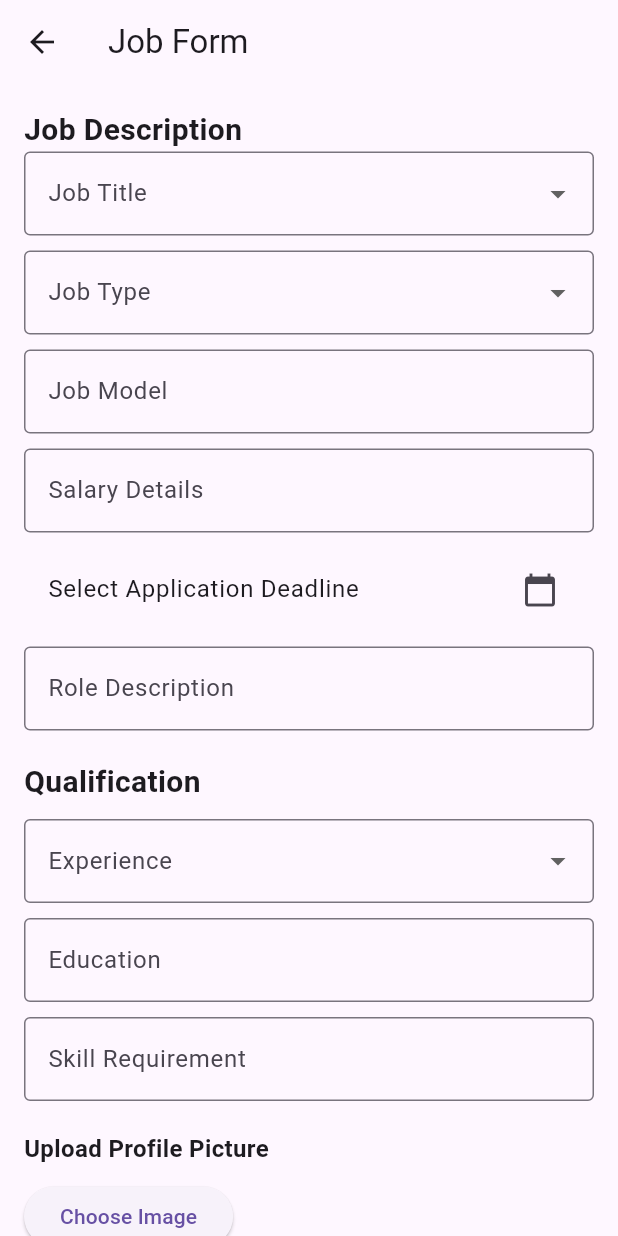
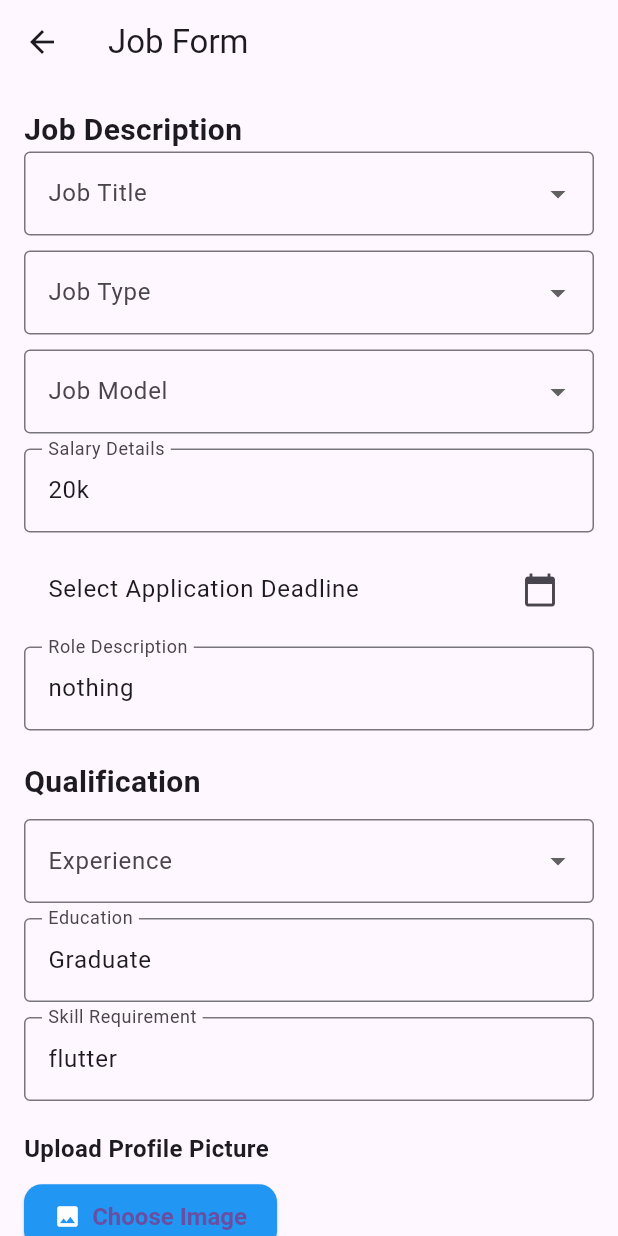
Before and after one commit to rana-shekhar/Recruiters, a Flutter app: the screen it shows after launch, after a tap on the "add" icon, on a phone screen of 412 x 824 dp. Run offline on Flutter 3.47's test engine with Material 3 defaults, Android fonts, the phone set to English and light mode, and no system bars; our stand-ins replace image_picker.

Commit message:
Worked on isAcitve variable to show cards on home screen

```diff
--- a/lib/data_helper.dart
+++ b/lib/data_helper.dart
@@ -1,4 +1,3 @@
-import 'package:flutter/src/material/dropdown.dart';
 import 'package:recruiters/job_data.dart';
 
 class DataHelper {
@@ -25,9 +24,10 @@ class DataHelper {
   List<JobData> getApprovedJobs() {
     List<JobData> approvedJobs = [];
     for (var job in _jobList) {
-      if (job.isVerified) {
+      if (job.isVerified && job.isActive) {
         approvedJobs.add(job);
       }
+
     }
     return approvedJobs;
   }
@@ -57,10 +57,13 @@ class Experience {
 }
 
 class JobType {
-  final List<String> jobTypeList = [
-    "Full-time",
-    "internship",
-    "Tempoprary"
+  final List<String> jobTypeList = ["Full-time", "internship", "Tempoprary"];
+}
 
+class JobModel {
+  final List<String> jobModellist = [
+    "Work From Home",
+    "Hybrid",
+    "On Site"
   ];
 }
--- a/lib/home_screen.dart
+++ b/lib/home_screen.dart
@@ -1,20 +1,29 @@
 import 'package:flutter/material.dart';
+
+import 'package:recruiters/data_helper.dart';
 import 'job_form.dart';
 import 'manage_jobs.dart';
-// import 'manage_jobs.dart';
 
-class HomeScreen extends StatelessWidget {
+class HomeScreen extends StatefulWidget {
   const HomeScreen({super.key});
 
   @override
+  State<HomeScreen> createState() => _HomeScreenState();
+}
+
+class _HomeScreenState extends State<HomeScreen> {
+  @override
   Widget build(BuildContext context) {
+    DataHelper dataHelper = DataHelper();
+    final jobData = dataHelper.getApprovedJobs();
+
+
     return Scaffold(
       appBar: AppBar(
         title: const Text('Job App'),
         leading: IconButton(
           icon: const Icon(Icons.menu),
           onPressed: () {
-
             Navigator.push(
               context,
               MaterialPageRoute(builder: (context) => const ManageJobs()),
@@ -22,12 +31,28 @@ class HomeScreen extends StatelessWidget {
           },
         ),
       ),
-      body: const Center(
-        child: Text('Welcome to Job App!', style: TextStyle(fontSize: 24)),
+      body: jobData.isEmpty
+          ? const Center(child: Text('No approved jobs available'))
+          :ListView.builder(
+        itemCount: jobData.length,
+        itemBuilder: (context, index) {
+          return Card(
+            color:Colors.black,
+            margin: const EdgeInsets.symmetric(vertical: 8, horizontal: 16),
+            child: ListTile(
+              title: Text(jobData[index].jobTitle),
+              onTap: () {
+                // Define
+                setState(() {
+
+                });
+              },
+            ),
+          );
+        },
       ),
       floatingActionButton: FloatingActionButton(
         onPressed: () {
-
           Navigator.push(
             context,
             MaterialPageRoute(builder: (context) => const JobForm()),
--- a/lib/job_data.dart
+++ b/lib/job_data.dart
@@ -17,6 +17,7 @@ String skillRequirement;
   String companyAddress;
   bool isVerified;
   String approvalStatus;
+  bool isActive;
 
   JobData({
     required this.jobTitle,
@@ -37,6 +38,7 @@ String skillRequirement;
     required this.companyAddress,
     this.isVerified = false,
     this.approvalStatus = '',
+    this.isActive = true,
   });
 
   Map<String, dynamic> toMap() {
--- a/lib/job_form.dart
+++ b/lib/job_form.dart
@@ -1,4 +1,5 @@
 import 'dart:io';
+import 'package:flutter/cupertino.dart';
 import 'package:image_picker/image_picker.dart';
 import 'package:flutter/material.dart';
 import 'package:intl/intl.dart';
@@ -19,18 +20,18 @@ class JobFormState extends State<JobForm> {
   // Form field controllers
   // String jobTitleController = "App Developer";
   // TextEditingController jobTypeController = TextEditingController();
-  TextEditingController jobModelController = TextEditingController();
-  TextEditingController salaryDetailsController = TextEditingController();
-  TextEditingController roleDescriptionController = TextEditingController();
+  // TextEditingController jobModelController = TextEditingController();
+  TextEditingController salaryDetailsController = TextEditingController(text: '20k');
+  TextEditingController roleDescriptionController = TextEditingController(text: "nothing");
   // TextEditingController experienceController = TextEditingController();
-  TextEditingController educationController = TextEditingController();
-  TextEditingController skillRequirementController = TextEditingController();
-  TextEditingController aboutCompanyController = TextEditingController();
-  TextEditingController countryController = TextEditingController();
-  TextEditingController stateController = TextEditingController();
-  TextEditingController cityController = TextEditingController();
-  TextEditingController pincodeController = TextEditingController();
-  TextEditingController companyAddressController = TextEditingController();
+  TextEditingController educationController = TextEditingController(text: "Graduate");
+  TextEditingController skillRequirementController = TextEditingController(text: "flutter");
+  TextEditingController aboutCompanyController = TextEditingController(text: "kodeleaf");
+  TextEditingController countryController = TextEditingController(text: "India");
+  TextEditingController stateController = TextEditingController(text: "Haryana");
+  TextEditingController cityController = TextEditingController(text: "Hisar");
+  TextEditingController pincodeController = TextEditingController(text: "123321");
+  TextEditingController companyAddressController = TextEditingController(text: "Hisar");
   TextEditingController qualificationController = TextEditingController();
   DateTime? applicationDeadline;
 
@@ -41,7 +42,8 @@ class JobFormState extends State<JobForm> {
   String? experienceValue;
   final jobType = JobType();
   String? jobTypeValue;
-
+  final jobModel = JobModel();
+  String? jobModelValue;
 
   Future<void> selectDate(BuildContext context) async {
     final DateTime? picked = await showDatePicker(
@@ -56,17 +58,19 @@ class JobFormState extends State<JobForm> {
       });
     }
   }
+
   File? _imageFile;
 
   Future<void> pickImage() async {
-  final pickedFile = await ImagePicker().pickImage(source: ImageSource.gallery);
+    final pickedFile =
+        await ImagePicker().pickImage(source: ImageSource.gallery);
 
     if (pickedFile != null) {
       setState(() {
         _imageFile = File(pickedFile.path);
       });
     } else {
-    print("User ne image select nahi ki.");
+      // print("User ne image select nahi ki.");
     }
   }
 
@@ -147,7 +151,7 @@ Future<void> pickImage() async {
   void resetForm() {
     // jobTitleController.clear();
     // jobTypeController.clear();
-    jobModelController.clear();
+    // jobModelController.clear();
     salaryDetailsController.clear();
     roleDescriptionController.clear();
     // experienceController.clear();
@@ -234,13 +238,30 @@ Future<void> pickImage() async {
                 },
               ),
               const SizedBox(height: 10),
-              TextFormField(
-                controller: jobModelController,
+              DropdownButtonFormField<String>(
                 decoration: const InputDecoration(
                   labelText: 'Job Model',
                   border: OutlineInputBorder(),
                 ),
-                validator: (value) => validateJobModel(value),
+                value: jobModelValue,
+                items: jobModel.jobModellist.map((title) {
+                  return DropdownMenuItem(
+                    value: title,
+                    child: Text(title),
+                  );
+                }).toList(),
+                onChanged: (value) {
+                  setState(() {
+                    jobModelValue = value.toString();
+                  });
+                },
+                validator: (value) {
+                  if (value == null || value.isEmpty) {
+                    return 'Please Select Placetype.';
+                  }
+
+                  return null;
+                },
               ),
               const SizedBox(height: 10),
               TextFormField(
@@ -333,18 +354,32 @@ const Text(
                 style: TextStyle(fontSize: 16, fontWeight: FontWeight.bold),
               ),
               const SizedBox(height: 10),
-    ElevatedButton(
-      onPressed: pickImage,
-      child: const Text("Choose Image"),
+              ElevatedButton.icon(
+                onPressed:
+                    pickImage, // Define what happens when button is pressed
+                icon: const Icon(Icons.image,
+                    color: Colors.white), // Icon and its color
+                label: const Text("Choose Image"), // Button label text
+                style: ElevatedButton.styleFrom(
+                  backgroundColor: Colors.blue, // Button background color
+                  padding: EdgeInsets.symmetric(
+                      horizontal: 20, vertical: 12), // Padding
+                  shape: RoundedRectangleBorder(
+                    borderRadius: BorderRadius.circular(12), // Rounded corners
                   ),
+                  textStyle: TextStyle(
+                    fontSize: 16,
+                    fontWeight: FontWeight.bold,
+                  ),
+                ),
+              ),
+
               if (_imageFile != null)
                 Image.file(
                   _imageFile!,
                   width: 100,
                   height: 100,
                 ),
-
-
 
               const Text(
                 'Company Details',
@@ -405,22 +440,37 @@ const Text(
                 validator: (value) => validateCompanyAddress(value),
               ),
               const SizedBox(height: 20),
-
-              ElevatedButton(
+              Center(
+                child: Container(
+                  decoration: BoxDecoration(
+                    color: CupertinoColors.activeBlue,
+                    borderRadius: BorderRadius.circular(30.0),
+                    boxShadow: [
+                      BoxShadow(
+                        color: Colors.blueAccent.withOpacity(0.4),
+                        spreadRadius: 2,
+                        blurRadius: 8,
+                        offset: Offset(9, 9),
+                      ),
+                    ],
+                  ),
+                  child: CupertinoButton(
+                    padding: EdgeInsets.symmetric(horizontal: 24, vertical: 12),
                     onPressed: () {
                       if (formKey.currentState!.validate() &&
                           validateApplicationDeadline(applicationDeadline) ==
                               null) {
                         ScaffoldMessenger.of(context).showSnackBar(
                           const SnackBar(
-                          content: Text('Form submitted successfully!')),
+                            content: Text('Form submitted successfully!'),
+                          ),
                         );
 
                         DataHelper dataHelper = DataHelper();
                         dataHelper.addJob(JobData(
                           jobTitle: selectedTitle.toString(),
                           jobType: jobTypeValue.toString(),
-                      jobModel: jobModelController.text,
+                          jobModel: jobModelValue.toString(),
                           salary: salaryDetailsController.text,
                           roleDescription: roleDescriptionController.text,
                           qualification: qualificationController.text,
@@ -437,10 +487,16 @@ const Text(
                           isVerified: false,
                           approvalStatus: '',
                         ));
+                        // print(DataHelper.jobList.first.jobModel);
                         resetForm();
                       }
                     },
-                child: const Text('Submit'),
+                    child: const Text(
+                      'Submit',
+                      style: TextStyle(color: Colors.white),
+                    ),
+                  ),
+                ),
               ),
             ],
           ),
```
Also changed, not shown: lib/add_jobs.dart (+35 -7 lines), lib/demo.dart (+27 -8 lines). Lines whose indentation alone changed are shown as unchanged.
